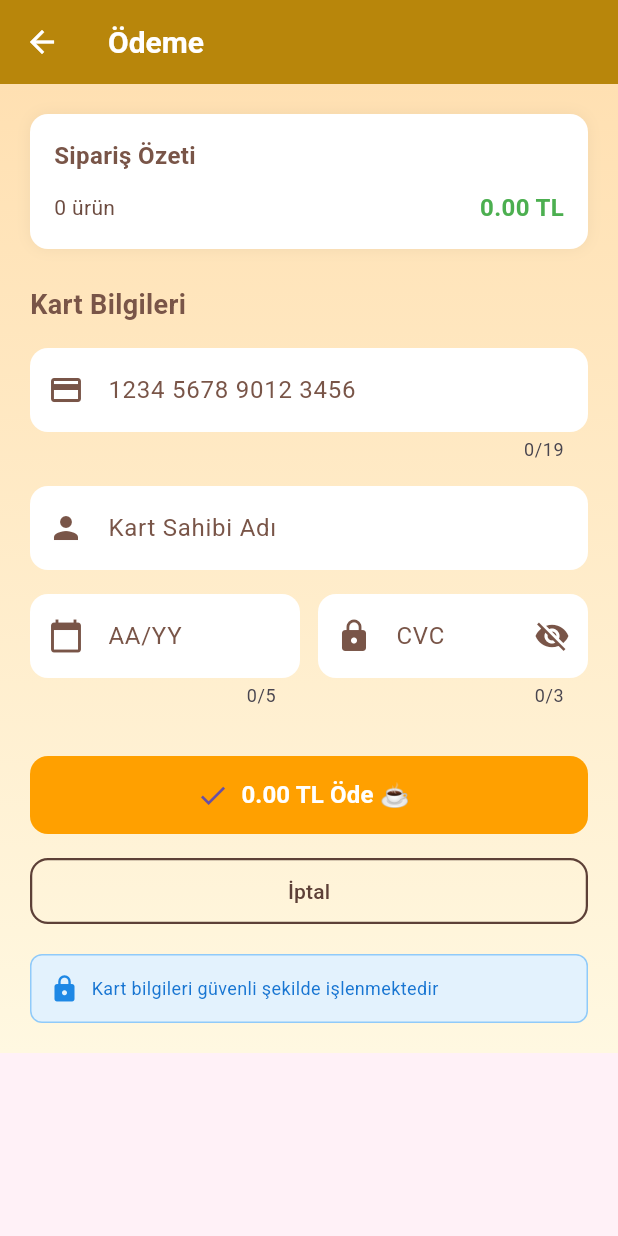
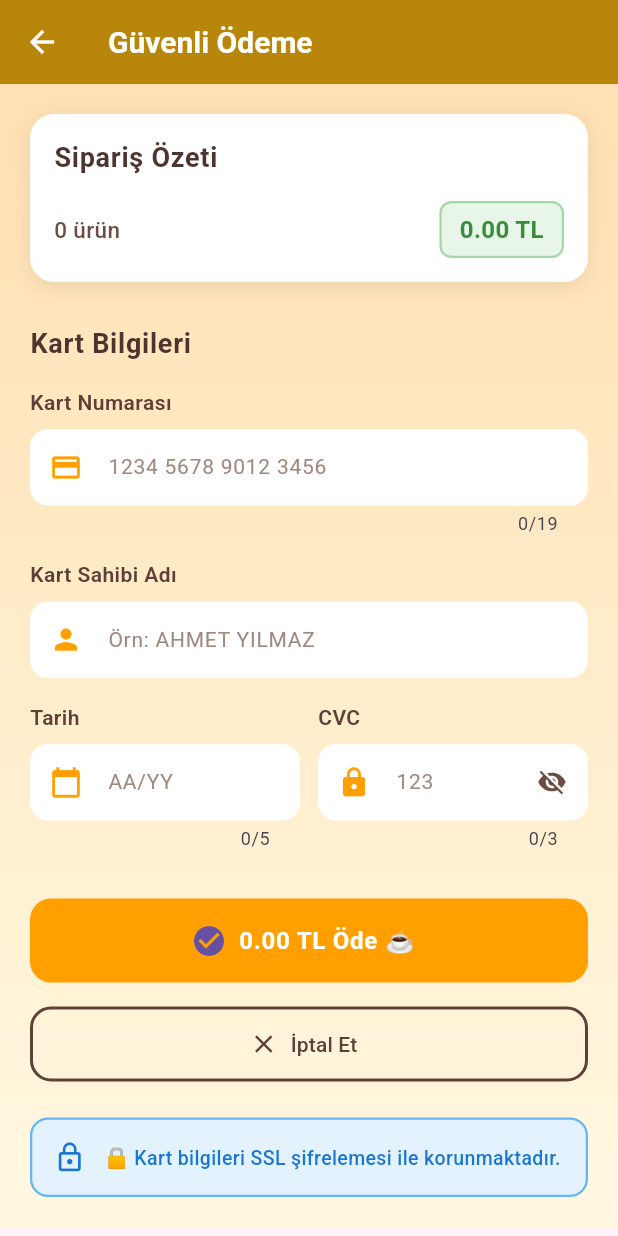
Before and after one commit to Beyza-KaraCE41/mini_cafe_app, a Flutter app: the PaymentScreen screen opened directly with empty values, on a phone screen of 412 x 824 dp. Run offline on Flutter 3.47's test engine with Material 3 defaults, Android fonts, the phone set to English and light mode, and no system bars; our stand-ins replace cloud_firestore, firebase_auth, firebase_core; accounts and stored records are empty.

Commit message:
updated payment_screen.dart

```diff
--- a/lib/screens/payment_screen.dart
+++ b/lib/screens/payment_screen.dart
@@ -51,7 +51,7 @@ class _PaymentScreenState extends State<PaymentScreen> {
 
     Future.delayed(const Duration(seconds: 2), () {
       if (mounted) {
-        Navigator.pop(context, true); // true = ödeme başarılı
+        Navigator.pop(context, true);
       }
     });
   }
@@ -60,7 +60,7 @@ class _PaymentScreenState extends State<PaymentScreen> {
   Widget build(BuildContext context) {
     return Scaffold(
       appBar: AppBar(
-        title: const Text('Ödeme',
+        title: const Text('Güvenli Ödeme',
             style: TextStyle(fontWeight: FontWeight.bold, fontSize: 20)),
         elevation: 0,
         leading: IconButton(
@@ -86,26 +86,28 @@ class _PaymentScreenState extends State<PaymentScreen> {
                 padding: const EdgeInsets.all(16),
                 decoration: BoxDecoration(
                   color: Colors.white,
-                  borderRadius: BorderRadius.circular(12),
+                  borderRadius: BorderRadius.circular(16),
                   boxShadow: [
                     BoxShadow(
-                      color: Colors.black.withOpacity(0.05),
-                      blurRadius: 8,
+                      color: Colors.black.withOpacity(0.08),
+                      blurRadius: 12,
+                      offset: const Offset(0, 4),
                     ),
                   ],
                 ),
                 child: Column(
                   crossAxisAlignment: CrossAxisAlignment.start,
                   children: [
-                    const Text(
+                    Text(
                       'Sipariş Özeti',
                       style: TextStyle(
-                        fontSize: 16,
-                        fontWeight: FontWeight.bold,
-                        color: Colors.brown,
+                        fontSize: 18,
+                        fontWeight: FontWeight.w700,
+                        color: Colors.brown.shade800,
+                        letterSpacing: 0.5,
                       ),
                     ),
-                    const SizedBox(height: 12),
+                    const SizedBox(height: 16),
                     Row(
                       mainAxisAlignment: MainAxisAlignment.spaceBetween,
                       children: [
@@ -113,15 +115,30 @@ class _PaymentScreenState extends State<PaymentScreen> {
                           '${widget.cartItems.where((p) => p.quantity > 0).length} ürün',
                           style: TextStyle(
                             color: Colors.brown.shade600,
-                            fontSize: 14,
+                            fontSize: 15,
+                            fontWeight: FontWeight.w500,
                           ),
                         ),
-                        Text(
-                          '${widget.total.toStringAsFixed(2)} TL',
-                          style: const TextStyle(
-                            fontWeight: FontWeight.bold,
-                            color: Colors.green,
-                            fontSize: 16,
+                        Container(
+                          padding: const EdgeInsets.symmetric(
+                            horizontal: 12,
+                            vertical: 6,
+                          ),
+                          decoration: BoxDecoration(
+                            color: Colors.green.shade50,
+                            borderRadius: BorderRadius.circular(8),
+                            border: Border.all(
+                              color: Colors.green.shade200,
+                              width: 1.5,
+                            ),
+                          ),
+                          child: Text(
+                            '${widget.total.toStringAsFixed(2)} TL',
+                            style: TextStyle(
+                              fontWeight: FontWeight.w700,
+                              color: Colors.green.shade700,
+                              fontSize: 16,
+                            ),
                           ),
                         ),
                       ],
@@ -129,46 +146,29 @@ class _PaymentScreenState extends State<PaymentScreen> {
                   ],
                 ),
               ),
-              const SizedBox(height: 24),
+              const SizedBox(height: 28),
 
               // Kart Bilgileri
-              const Text(
+              Text(
                 'Kart Bilgileri',
                 style: TextStyle(
                   fontSize: 18,
-                  fontWeight: FontWeight.bold,
-                  color: Colors.brown,
+                  fontWeight: FontWeight.w700,
+                  color: Colors.brown.shade800,
+                  letterSpacing: 0.5,
                 ),
               ),
               const SizedBox(height: 16),
 
               // Kart Numarası
-              TextField(
+              _buildTextField(
                 controller: _cardNumberController,
-                style: const TextStyle(color: Colors.brown),
+                hint: '1234 5678 9012 3456',
+                label: 'Kart Numarası',
+                icon: Icons.credit_card,
                 keyboardType: TextInputType.number,
-                decoration: InputDecoration(
-                  hintText: '1234 5678 9012 3456',
-                  hintStyle: const TextStyle(color: Colors.brown),
-                  prefixIcon:
-                      const Icon(Icons.credit_card, color: Colors.brown),
-                  filled: true,
-                  fillColor: Colors.white,
-                  border: OutlineInputBorder(
-                    borderRadius: BorderRadius.circular(12),
-                    borderSide: BorderSide.none,
-                  ),
-                  focusedBorder: OutlineInputBorder(
-                    borderRadius: BorderRadius.circular(12),
-                    borderSide: BorderSide(
-                      color: Colors.amber.shade700,
-                      width: 2,
-                    ),
-                  ),
-                ),
                 maxLength: 19,
                 onChanged: (value) {
-                  // Otomatik boşluk ekle
                   if (value.length == 4 ||
                       value.length == 9 ||
                       value.length == 14) {
@@ -183,27 +183,11 @@ class _PaymentScreenState extends State<PaymentScreen> {
               const SizedBox(height: 16),
 
               // Kart Sahibi
-              TextField(
+              _buildTextField(
                 controller: _cardHolderController,
-                style: const TextStyle(color: Colors.brown),
-                decoration: InputDecoration(
-                  hintText: 'Kart Sahibi Adı',
-                  hintStyle: const TextStyle(color: Colors.brown),
-                  prefixIcon: const Icon(Icons.person, color: Colors.brown),
-                  filled: true,
-                  fillColor: Colors.white,
-                  border: OutlineInputBorder(
-                    borderRadius: BorderRadius.circular(12),
-                    borderSide: BorderSide.none,
-                  ),
-                  focusedBorder: OutlineInputBorder(
-                    borderRadius: BorderRadius.circular(12),
-                    borderSide: BorderSide(
-                      color: Colors.amber.shade700,
-                      width: 2,
-                    ),
-                  ),
-                ),
+                hint: 'Örn: AHMET YILMAZ',
+                label: 'Kart Sahibi Adı',
+                icon: Icons.person,
               ),
               const SizedBox(height: 16),
 
@@ -211,68 +195,28 @@ class _PaymentScreenState extends State<PaymentScreen> {
               Row(
                 children: [
                   Expanded(
-                    child: TextField(
+                    child: _buildTextField(
                       controller: _expiryController,
-                      style: const TextStyle(color: Colors.brown),
+                      hint: 'AA/YY',
+                      label: 'Tarih',
+                      icon: Icons.calendar_today,
                       keyboardType: TextInputType.number,
-                      decoration: InputDecoration(
-                        hintText: 'AA/YY',
-                        hintStyle: const TextStyle(color: Colors.brown),
-                        prefixIcon: const Icon(Icons.calendar_today,
-                            color: Colors.brown),
-                        filled: true,
-                        fillColor: Colors.white,
-                        border: OutlineInputBorder(
-                          borderRadius: BorderRadius.circular(12),
-                          borderSide: BorderSide.none,
-                        ),
-                        focusedBorder: OutlineInputBorder(
-                          borderRadius: BorderRadius.circular(12),
-                          borderSide: BorderSide(
-                            color: Colors.amber.shade700,
-                            width: 2,
-                          ),
-                        ),
-                      ),
                       maxLength: 5,
                     ),
                   ),
                   const SizedBox(width: 12),
                   Expanded(
-                    child: TextField(
+                    child: _buildTextField(
                       controller: _cvcController,
-                      style: const TextStyle(color: Colors.brown),
+                      hint: '123',
+                      label: 'CVC',
+                      icon: Icons.lock,
                       keyboardType: TextInputType.number,
+                      maxLength: 3,
                       obscureText: _obscureCVC,
-                      decoration: InputDecoration(
-                        hintText: 'CVC',
-                        hintStyle: const TextStyle(color: Colors.brown),
-                        prefixIcon: const Icon(Icons.lock, color: Colors.brown),
-                        suffixIcon: IconButton(
-                          icon: Icon(
-                            _obscureCVC
-                                ? Icons.visibility_off
-                                : Icons.visibility,
-                            color: Colors.brown,
-                          ),
-                          onPressed: () =>
-                              setState(() => _obscureCVC = !_obscureCVC),
-                        ),
-                        filled: true,
-                        fillColor: Colors.white,
-                        border: OutlineInputBorder(
-                          borderRadius: BorderRadius.circular(12),
-                          borderSide: BorderSide.none,
-                        ),
-                        focusedBorder: OutlineInputBorder(
-                          borderRadius: BorderRadius.circular(12),
-                          borderSide: BorderSide(
-                            color: Colors.amber.shade700,
-                            width: 2,
-                          ),
-                        ),
-                      ),
-                      maxLength: 3,
+                      onSuffixPressed: () =>
+                          setState(() => _obscureCVC = !_obscureCVC),
+                      showSuffix: true,
                     ),
                   ),
                 ],
@@ -282,35 +226,36 @@ class _PaymentScreenState extends State<PaymentScreen> {
               // Ödeme Butonu
               SizedBox(
                 width: double.infinity,
-                height: 52,
+                height: 56,
                 child: ElevatedButton.icon(
                   onPressed: _isProcessing ? null : _processPayment,
                   style: ElevatedButton.styleFrom(
                     backgroundColor: Colors.amber.shade700,
                     disabledBackgroundColor: Colors.grey.shade400,
                     shape: RoundedRectangleBorder(
-                      borderRadius: BorderRadius.circular(12),
+                      borderRadius: BorderRadius.circular(14),
                     ),
                     elevation: 0,
                   ),
                   icon: _isProcessing
                       ? SizedBox(
-                          width: 20,
-                          height: 20,
+                          width: 22,
+                          height: 22,
                           child: CircularProgressIndicator(
                             color: Colors.white,
-                            strokeWidth: 2.5,
+                            strokeWidth: 3,
                           ),
                         )
-                      : const Icon(Icons.check, size: 22),
+                      : const Icon(Icons.check_circle, size: 24),
                   label: Text(
                     _isProcessing
                         ? 'İşleniyor...'
                         : '${widget.total.toStringAsFixed(2)} TL Öde ☕',
                     style: const TextStyle(
                       fontSize: 16,
-                      fontWeight: FontWeight.bold,
+                      fontWeight: FontWeight.w700,
                       color: Colors.white,
+                      letterSpacing: 0.5,
                     ),
                   ),
                 ),
@@ -320,47 +265,51 @@ class _PaymentScreenState extends State<PaymentScreen> {
               // İptal Butonu
               SizedBox(
                 width: double.infinity,
-                height: 44,
-                child: OutlinedButton(
+                height: 50,
+                child: OutlinedButton.icon(
                   onPressed: _isProcessing
                       ? null
                       : () => Navigator.pop(context, false),
+                  icon: const Icon(Icons.close, size: 20),
+                  label: const Text('İptal Et'),
                   style: OutlinedButton.styleFrom(
                     foregroundColor: Colors.brown.shade700,
                     side: BorderSide(
                       color: Colors.brown.shade700,
-                      width: 1.5,
+                      width: 2,
                     ),
                     shape: RoundedRectangleBorder(
-                      borderRadius: BorderRadius.circular(12),
+                      borderRadius: BorderRadius.circular(14),
                     ),
                   ),
-                  child: const Text('İptal'),
                 ),
               ),
-              const SizedBox(height: 20),
+              const SizedBox(height: 24),
 
-              // Güvenlik Uyarısı
+              // Güvenlik Bilgisi
               Container(
-                padding: const EdgeInsets.all(12),
+                padding: const EdgeInsets.all(14),
                 decoration: BoxDecoration(
                   color: Colors.blue.shade50,
-                  borderRadius: BorderRadius.circular(8),
+                  borderRadius: BorderRadius.circular(12),
                   border: Border.all(
-                    color: Colors.blue.shade200,
-                    width: 1,
+                    color: Colors.blue.shade300,
+                    width: 1.5,
                   ),
                 ),
                 child: Row(
                   children: [
-                    Icon(Icons.lock, color: Colors.blue.shade600, size: 20),
-                    const SizedBox(width: 8),
+                    Icon(Icons.lock_outline,
+                        color: Colors.blue.shade700, size: 22),
+                    const SizedBox(width: 12),
                     Expanded(
                       child: Text(
-                        'Kart bilgileri güvenli şekilde işlenmektedir',
+                        '🔒 Kart bilgileri SSL şifrelemesi ile korunmaktadır.',
                         style: TextStyle(
-                          fontSize: 12,
+                          fontSize: 13,
                           color: Colors.blue.shade700,
+                          fontWeight: FontWeight.w500,
+                          height: 1.4,
                         ),
                       ),
                     ),
@@ -373,4 +322,81 @@ class _PaymentScreenState extends State<PaymentScreen> {
       ),
     );
   }
+
+  Widget _buildTextField({
+    required TextEditingController controller,
+    required String hint,
+    required String label,
+    required IconData icon,
+    TextInputType keyboardType = TextInputType.text,
+    int? maxLength,
+    Function(String)? onChanged,
+    bool obscureText = false,
+    bool showSuffix = false,
+    VoidCallback? onSuffixPressed,
+  }) {
+    return Column(
+      crossAxisAlignment: CrossAxisAlignment.start,
+      children: [
+        Text(
+          label,
+          style: TextStyle(
+            fontSize: 14,
+            fontWeight: FontWeight.w600,
+            color: Colors.brown.shade700,
+            letterSpacing: 0.3,
+          ),
+        ),
+        const SizedBox(height: 8),
+        TextField(
+          controller: controller,
+          keyboardType: keyboardType,
+          obscureText: obscureText,
+          maxLength: maxLength,
+          onChanged: onChanged,
+          style: TextStyle(
+            color: Colors.brown.shade800,
+            fontSize: 15,
+            fontWeight: FontWeight.w500,
+          ),
+          decoration: InputDecoration(
+            hintText: hint,
+            hintStyle: TextStyle(
+              color: Colors.brown.shade300,
+              fontSize: 14,
+              fontWeight: FontWeight.w400,
+            ),
+            prefixIcon: Icon(icon, color: Colors.amber.shade700, size: 22),
+            suffixIcon: showSuffix
+                ? IconButton(
+                    icon: Icon(
+                      obscureText ? Icons.visibility_off : Icons.visibility,
+                      color: Colors.brown.shade600,
+                      size: 20,
+                    ),
+                    onPressed: onSuffixPressed,
+                  )
+                : null,
+            filled: true,
+            fillColor: Colors.white,
+            border: OutlineInputBorder(
+              borderRadius: BorderRadius.circular(12),
+              borderSide: BorderSide.none,
+            ),
+            focusedBorder: OutlineInputBorder(
+              borderRadius: BorderRadius.circular(12),
+              borderSide: BorderSide(
+                color: Colors.amber.shade700,
+                width: 2,
+              ),
+            ),
+            contentPadding: const EdgeInsets.symmetric(
+              horizontal: 16,
+              vertical: 14,
+            ),
+          ),
+        ),
+      ],
+    );
+  }
 }
```
